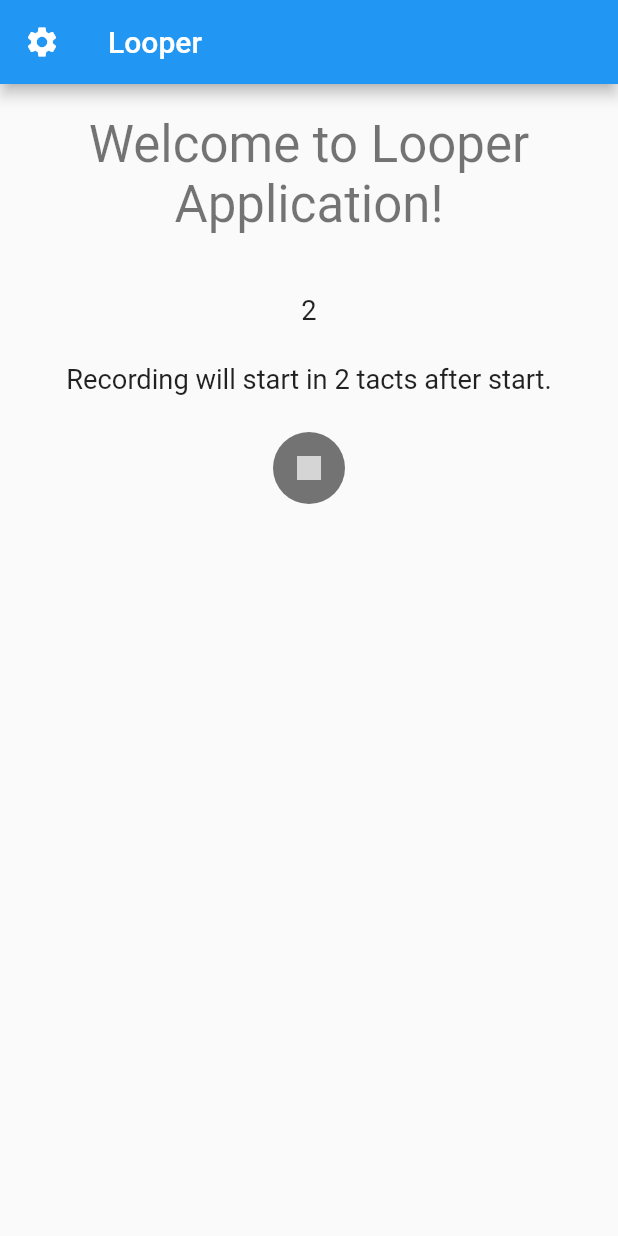
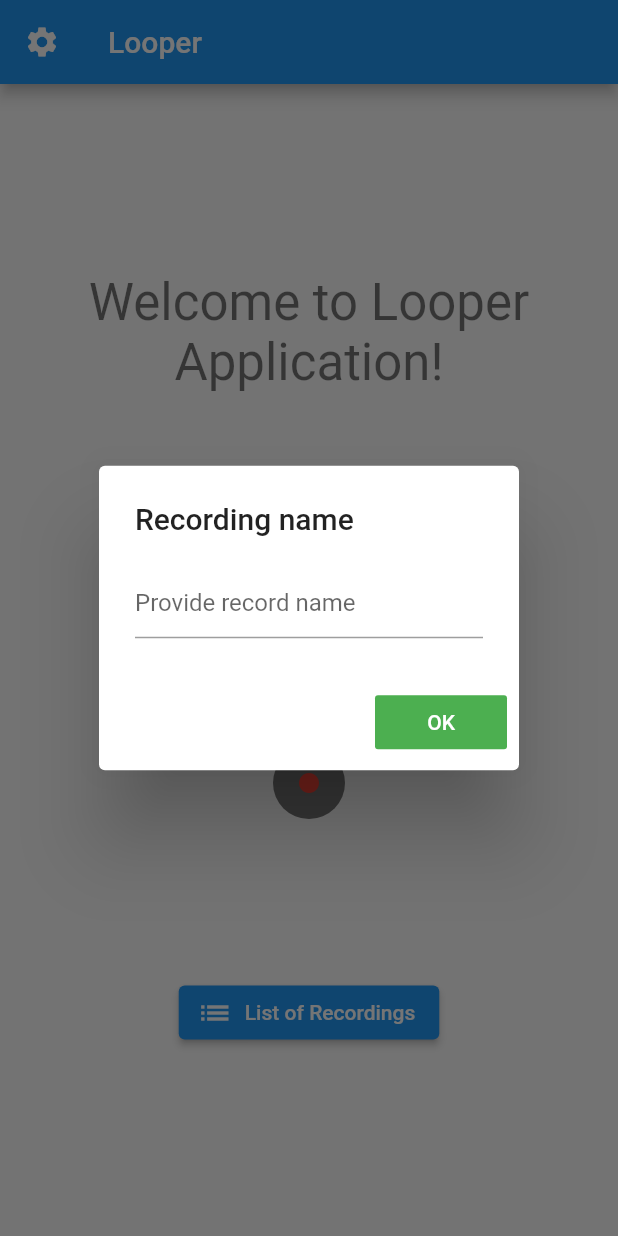
Before and after one commit to michcho415/flutter_project, a Flutter app: the screen it shows after launch, after a tap on the "circle" icon, on a phone screen of 412 x 824 dp. Run offline on Flutter 3.47's test engine with Material 2 defaults, Android fonts, the phone set to English and light mode, and no system bars; our stand-ins replace audioplayers, permission_handler; missing offline and left inert: flutter_sound_lite, microphone, record; statements that could not run were skipped.

Commit message:
New screen with player and available audio files

```diff
--- a/lib/views/main_screen.dart
+++ b/lib/views/main_screen.dart
@@ -1,5 +1,6 @@
 import 'package:flutter/material.dart';
 import 'package:flutter_project/data/app_settings.dart';
+import 'package:flutter_project/views/player_screen.dart';
 import 'package:flutter_project/views/settings_screen.dart';
 import 'package:flutter_project/widgets/looper.dart';
 
@@ -33,11 +34,21 @@ class _MainScreenState extends State<MainScreen>{
                 padding: EdgeInsets.symmetric(vertical: 20, horizontal: 20),
                 child: Center(
                   child: Column(
+                    mainAxisAlignment: MainAxisAlignment.spaceEvenly,
+                    crossAxisAlignment: CrossAxisAlignment.center,
                     children: [
                       Text("Welcome to Looper Application!\n",
                         style: Theme.of(context).textTheme.headline4,
                         textAlign: TextAlign.center),
                       Looper(appData: data),
+                      Flexible(
+                        flex: 1,
+                        child: ElevatedButton.icon(
+                          onPressed: goToPlayer,
+                          icon: const Icon(Icons.list),
+                          label: const Text("List of Recordings")
+                        )
+                      )
                     ]
                   )
                 )
@@ -55,4 +66,8 @@ class _MainScreenState extends State<MainScreen>{
      });
   }
 
+  Future<void> goToPlayer() async {
+    final result = await Navigator.push(context, MaterialPageRoute(builder: (context) => PlayerScreen(data)));
+  }
+
 }
--- a/lib/widgets/looper.dart
+++ b/lib/widgets/looper.dart
@@ -41,7 +41,7 @@ class _LooperState extends State<Looper> {
   FlutterSoundRecorder flutterRecorder = FlutterSoundRecorder();
   FlutterSoundPlayer flutterPlayer = FlutterSoundPlayer();
 
-  AudioPlayer audioPlayer = AudioPlayer(mode: PlayerMode.LOW_LATENCY);
+  AudioPlayer audioPlayer = AudioPlayer(mode: PlayerMode.MEDIA_PLAYER);
   AudioPlayer metronomePlayer = AudioPlayer(mode: PlayerMode.LOW_LATENCY);
   AudioCache? audioCache;
   AudioCache? metronomeAudioCache;
@@ -64,8 +64,11 @@ class _LooperState extends State<Looper> {
   Timer? playingTimer;
 
   String recordingStateString = "";
+
+  Directory? saveDirectory;
   final String path = './met.mp3';
   String recordedPath = 'recording.aac';
+  String recordingFilename = "recording.aac";
   late File metronomeSound;
   int counter = 1;
 
@@ -81,13 +84,14 @@ class _LooperState extends State<Looper> {
     metronomeAudioCache = AudioCache(fixedPlayer: metronomePlayer);
 
     setTempDirForMet();
+    setSaveDirectory();
 
 
 
 
     flutterRecorder.openAudioSession(
       focus: AudioFocus.requestFocusAndStopOthers,
-      mode: SessionMode.modeMeasurement,
+      mode: SessionMode.modeDefault,
       device: AudioDevice.speaker,
       category: SessionCategory.record,
     );
@@ -147,6 +151,10 @@ class _LooperState extends State<Looper> {
     metronomeSound.writeAsBytes((bytes).buffer.asInt8List());
   }
 
+  Future<void> setSaveDirectory() async {
+    saveDirectory = await getExternalStorageDirectory();
+  }
+
   Future<void> askForPermissions() async {
     if( await Permission.storage.isDenied
         || await Permission.microphone.isDenied
@@ -166,6 +174,7 @@ class _LooperState extends State<Looper> {
   Future<void> preRecording() async {
     await askForPermissions();
     await initTempoSetup();
+    await _displayTextInputDialog(context);
     final iable = await metronomeAudioCache?.load(path);
     startCounting =  Timer(Duration(milliseconds: 2*tactDuration), Recording);
     startCounting2 = Timer(Duration(milliseconds: 2*tactDuration-300), startRecording);
@@ -184,11 +193,9 @@ class _LooperState extends State<Looper> {
 
   Future<void> initTempoSetup() async
   {
-    setState(() {
-      oneTickDuration = (1000 * 60 / widget.appData.beatsPerMinute).toInt();
-      tactDuration = (oneTickDuration * widget.appData.metrum).toInt();
-      beatDuration = (widget.appData.numberOfTactsToRecord * tactDuration).toInt(); // in ms
-    });
+    oneTickDuration = (1000 * 60 / widget.appData.beatsPerMinute).toInt();
+    tactDuration = (oneTickDuration * widget.appData.metrum).toInt();
+    beatDuration = (widget.appData.numberOfTactsToRecord * tactDuration).toInt(); // in ms
   }
 
   Future<void> onTick(Timer t) async {
@@ -202,7 +209,8 @@ class _LooperState extends State<Looper> {
   }
 
   Future<void> startRecording() async {
-    await flutterRecorder.startRecorder(toFile: 'foo.aac', sampleRate: 44100, bitRate: 256000, codec: Codec.aacADTS);
+    String savePath = saveDirectory!.path + '/' + recordingFilename;
+    await flutterRecorder.startRecorder(toFile: savePath, sampleRate: 44100, bitRate: 256000, codec: Codec.aacADTS);
     startCounting2?.cancel();
   }
 
@@ -218,7 +226,7 @@ class _LooperState extends State<Looper> {
   }
 
   Future<void> Playing(Timer t) async{
-    //await audioPlayer.stop();
+    await audioPlayer.stop();
     //await audioPlayer.seek(Duration(milliseconds: 300));
     await audioPlayer.play(
         recordedPath,
@@ -259,7 +267,7 @@ class _LooperState extends State<Looper> {
     startCounting?.cancel();
     startCounting2?.cancel();
     state = LooperState.Playing;
-    //audioPlayer.setUrl(recordedPath, isLocal: true);
+    await audioPlayer.setUrl(recordedPath, isLocal: true);
     playingTimer = Timer.periodic(Duration(milliseconds: beatDuration), Playing);
     setState(() {
       isStopButtonVisible = true;
@@ -268,4 +276,36 @@ class _LooperState extends State<Looper> {
     });
   }
 
+  Future<void> _displayTextInputDialog(BuildContext context) async {
+    return showDialog(
+        context: context,
+        builder: (context) {
+          return AlertDialog(
+            title: const Text('Recording name'),
+            content: TextField(
+              onChanged: (value) {
+                setState(() {
+                  recordingFilename = value;
+                  recordingFilename += '.aac';
+                });
+              },
+              decoration: const InputDecoration(hintText: "Provide record name"),
+            ),
+            actions: <Widget>[
+              FlatButton(
+                color: Colors.green,
+                textColor: Colors.white,
+                child: const Text('OK'),
+                onPressed: () {
+                  setState(() {
+                    Navigator.pop(context);
+                  });
+                },
+              ),
+
+            ],
+          );
+        });
+  }
+
 }
```
Also changed, not shown: lib/views/player_screen.dart (added, +139 -0 lines), lib/widgets/audio_player.dart (added, +103 -0 lines).
